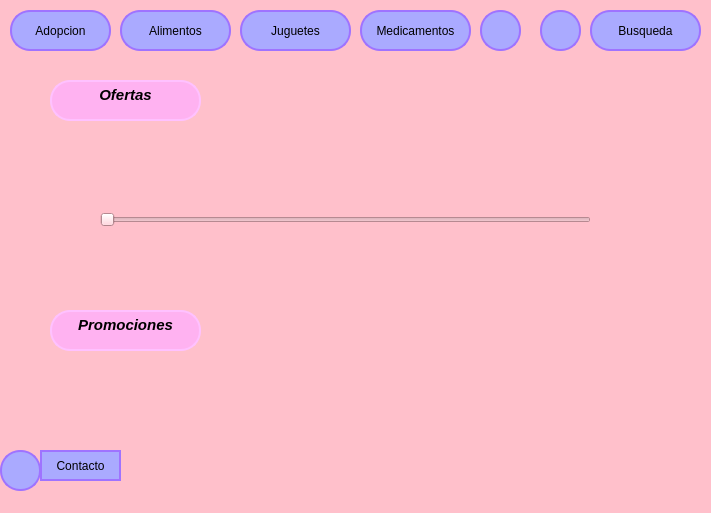
Old version of the form interfaz/interfaz.ui in the repository AngelvRios/tpa-usagi.
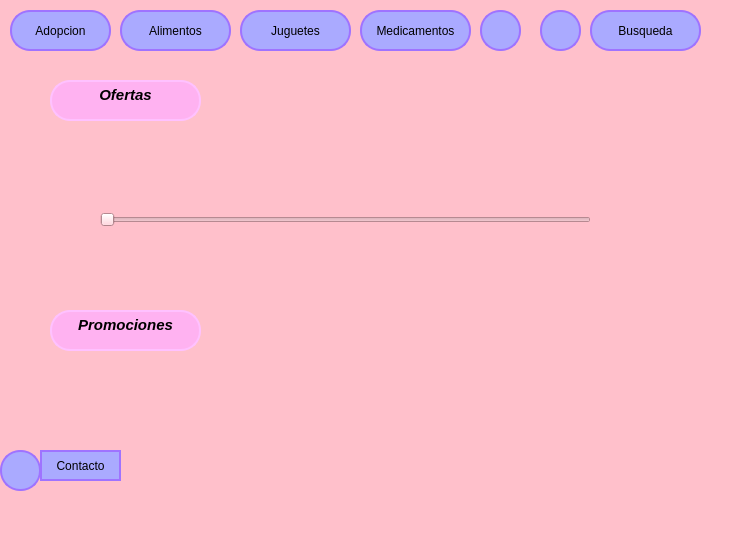
New version of the form. Icons and pictures are not drawn.

Diff of the .ui file:
```diff
--- a/interfaz/interfaz.ui
+++ b/interfaz/interfaz.ui
@@ -6,8 +6,8 @@
    <rect>
     <x>0</x>
     <y>0</y>
-    <width>711</width>
-    <height>513</height>
+    <width>738</width>
+    <height>540</height>
    </rect>
   </property>
   <property name="styleSheet">
```
